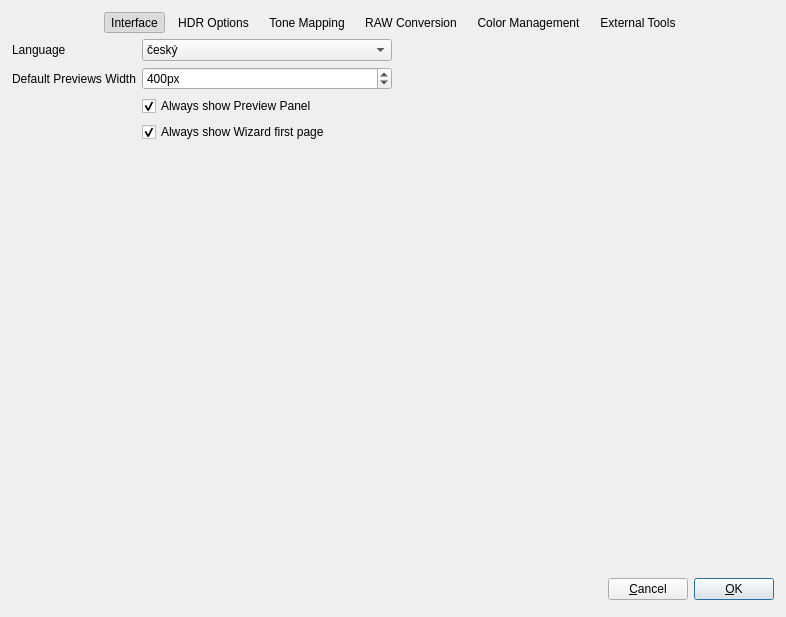
First picture: the form in src/Preferences/PreferencesDialog.ui, repository LuminanceHDR/LuminanceHDR, before the edit.
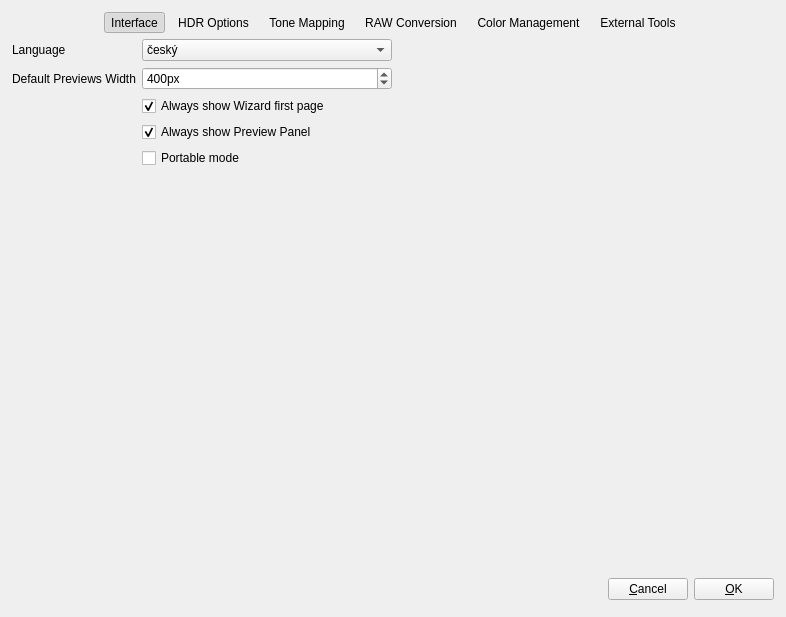
Second picture: the form after the edit. Icons and pictures are not drawn.

Commit message: [PortableMode] added a preference to toggle it

Patch:
```diff
--- a/src/Preferences/PreferencesDialog.ui
+++ b/src/Preferences/PreferencesDialog.ui
@@ -254,7 +254,7 @@
          <property name="margin">
           <number>0</number>
          </property>
-         <item row="2" column="0">
+         <item row="0" column="0">
           <layout class="QFormLayout" name="formLayout_7">
            <item row="0" column="0">
             <widget class="QLabel" name="label_9">
@@ -454,7 +454,17 @@
              </property>
             </widget>
            </item>
-           <item row="2" column="1">
+           <item row="4" column="1">
+            <widget class="QCheckBox" name="chkPortableMode">
+             <property name="toolTip">
+              <string>Saves the settings along the program files, to be portable</string>
+             </property>
+             <property name="text">
+              <string>Portable mode</string>
+             </property>
+            </widget>
+           </item>
+           <item row="3" column="1">
             <widget class="QCheckBox" name="checkBoxTMOWindowsPreviewPanel">
              <property name="text">
               <string>Always show Preview Panel</string>
@@ -464,7 +474,7 @@
              </property>
             </widget>
            </item>
-           <item row="3" column="1">
+           <item row="2" column="1">
             <widget class="QCheckBox" name="checkBoxWizardShowFirstPage">
              <property name="text">
               <string>Always show Wizard first page</string>
@@ -2383,9 +2393,6 @@
          <property name="text">
           <string>&amp;OK</string>
          </property>
-         <property name="default">
-          <bool>true</bool>
-         </property>
         </widget>
        </item>
       </layout>
```
The commit also changes 3 other files.
